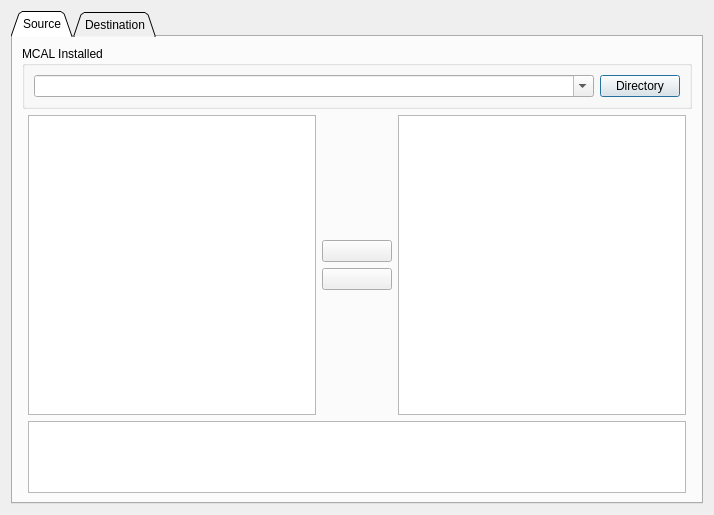
Qt form SCopy/Mcalcopytab.ui (h2s0109/smart) before a commit.
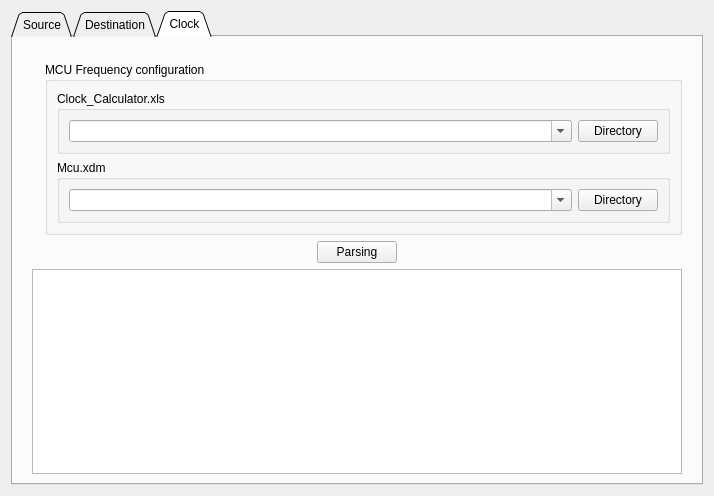
The same form after that commit. Icons and pictures are not drawn.

Commit message: V2.0.0 Clock configuration - Clock configuration - Compile problem resolved: lxml problem

What changed in the file:
```diff
--- a/SCopy/Mcalcopytab.ui
+++ b/SCopy/Mcalcopytab.ui
@@ -2,6 +2,9 @@
 <ui version="4.0">
  <class>Dialog</class>
  <widget class="QDialog" name="Dialog">
+  <property name="enabled">
+   <bool>true</bool>
+  </property>
   <property name="geometry">
    <rect>
     <x>0</x>
@@ -17,8 +20,8 @@
    <iconset>
     <normaloff>Ico/smart.ico</normaloff>Ico/smart.ico</iconset>
   </property>
-  <layout class="QGridLayout" name="gridLayout_2">
-   <item row="0" column="0">
+  <layout class="QGridLayout" name="gridLayout_11">
+   <item row="0" column="1">
     <widget class="QTabWidget" name="tabWidget">
      <property name="enabled">
       <bool>true</bool>
@@ -33,7 +36,7 @@
       <enum>QTabWidget::Triangular</enum>
      </property>
      <property name="currentIndex">
-      <number>0</number>
+      <number>2</number>
      </property>
      <property name="usesScrollButtons">
       <bool>true</bool>
@@ -46,57 +49,29 @@
        <string>Source</string>
       </attribute>
       <layout class="QGridLayout" name="gridLayout">
-       <item row="0" column="0" colspan="6">
-        <widget class="QGroupBox" name="McalgroupBox">
-         <property name="sizePolicy">
-          <sizepolicy hsizetype="Minimum" vsizetype="Maximum">
-           <horstretch>0</horstretch>
-           <verstretch>0</verstretch>
-          </sizepolicy>
+       <item row="0" column="2">
+        <spacer name="verticalSpacer_src1">
+         <property name="orientation">
+          <enum>Qt::Vertical</enum>
          </property>
-         <property name="minimumSize">
+         <property name="sizeType">
+          <enum>QSizePolicy::Minimum</enum>
+         </property>
+         <property name="sizeHint" stdset="0">
           <size>
-           <width>600</width>
-           <height>0</height>
+           <width>20</width>
+           <height>10</height>
           </size>
          </property>
-         <property name="title">
-          <string>MCAL Installed</string>
-         </property>
-         <layout class="QGridLayout" name="gridLayout_8">
-          <item row="0" column="0">
-           <widget class="QComboBox" name="McalComboBox">
-            <property name="sizePolicy">
-             <sizepolicy hsizetype="Preferred" vsizetype="Preferred">
-              <horstretch>0</horstretch>
-              <verstretch>0</verstretch>
-             </sizepolicy>
-            </property>
-            <property name="editable">
-             <bool>true</bool>
-            </property>
-           </widget>
-          </item>
-          <item row="0" column="1">
-           <widget class="QPushButton" name="McalDirButton">
-            <property name="sizePolicy">
-             <sizepolicy hsizetype="Maximum" vsizetype="Preferred">
-              <horstretch>0</horstretch>
-              <verstretch>0</verstretch>
-             </sizepolicy>
-            </property>
-            <property name="text">
-             <string>Directory</string>
-            </property>
-           </widget>
-          </item>
-         </layout>
-        </widget>
+        </spacer>
        </item>
-       <item row="1" column="1">
+       <item row="2" column="1">
         <widget class="QTreeView" name="left_tree">
+         <property name="enabled">
+          <bool>true</bool>
+         </property>
          <property name="sizePolicy">
-          <sizepolicy hsizetype="Expanding" vsizetype="Minimum">
+          <sizepolicy hsizetype="Expanding" vsizetype="Expanding">
            <horstretch>0</horstretch>
            <verstretch>0</verstretch>
           </sizepolicy>
@@ -104,17 +79,24 @@
          <property name="minimumSize">
           <size>
            <width>0</width>
-           <height>300</height>
+           <height>250</height>
           </size>
          </property>
         </widget>
        </item>
-       <item row="1" column="4">
-        <widget class="QTreeView" name="right_tree"/>
+       <item row="2" column="3">
+        <widget class="QTreeView" name="right_tree">
+         <property name="minimumSize">
+          <size>
+           <width>0</width>
+           <height>250</height>
+          </size>
+         </property>
+        </widget>
        </item>
-       <item row="1" column="2" colspan="2">
-        <layout class="QVBoxLayout" name="verticalLayout_3">
-         <item>
+       <item row="2" column="2">
+        <layout class="QGridLayout" name="gridLayout_12">
+         <item row="0" column="0">
           <spacer name="verticalSpacer">
            <property name="orientation">
             <enum>Qt::Vertical</enum>
@@ -122,12 +104,12 @@
            <property name="sizeHint" stdset="0">
             <size>
              <width>20</width>
-             <height>40</height>
+             <height>30</height>
             </size>
            </property>
           </spacer>
          </item>
-         <item>
+         <item row="1" column="0">
           <widget class="QPushButton" name="leftright_button">
            <property name="sizePolicy">
             <sizepolicy hsizetype="Expanding" vsizetype="Maximum">
@@ -156,7 +138,7 @@
            </property>
           </widget>
          </item>
-         <item>
+         <item row="2" column="0">
           <widget class="QPushButton" name="rightleft_button">
            <property name="sizePolicy">
             <sizepolicy hsizetype="Minimum" vsizetype="Maximum">
@@ -185,7 +167,7 @@
            </property>
           </widget>
          </item>
-         <item>
+         <item row="3" column="0">
           <spacer name="verticalSpacer_2">
            <property name="orientation">
             <enum>Qt::Vertical</enum>
@@ -200,9 +182,88 @@
          </item>
         </layout>
        </item>
-       <item row="2" column="1" colspan="4">
+       <item row="3" column="1" colspan="3">
         <widget class="QPlainTextEdit" name="progresstxt_source"/>
        </item>
+       <item row="1" column="1" colspan="3">
+        <widget class="QGroupBox" name="McalgroupBox">
+         <property name="sizePolicy">
+          <sizepolicy hsizetype="Minimum" vsizetype="Maximum">
+           <horstretch>0</horstretch>
+           <verstretch>0</verstretch>
+          </sizepolicy>
+         </property>
+         <property name="minimumSize">
+          <size>
+           <width>600</width>
+           <height>0</height>
+          </size>
+         </property>
+         <property name="title">
+          <string>MCAL Installed</string>
+         </property>
+         <layout class="QGridLayout" name="gridLayout_8">
+          <item row="0" column="1">
+           <widget class="QPushButton" name="McalDirButton">
+            <property name="sizePolicy">
+             <sizepolicy hsizetype="Maximum" vsizetype="Preferred">
+              <horstretch>0</horstretch>
+              <verstretch>0</verstretch>
+             </sizepolicy>
+            </property>
+            <property name="text">
+             <string>Directory</string>
+            </property>
+           </widget>
+          </item>
+          <item row="0" column="0">
+           <widget class="QComboBox" name="McalComboBox">
+            <property name="sizePolicy">
+             <sizepolicy hsizetype="Preferred" vsizetype="Preferred">
+              <horstretch>0</horstretch>
+              <verstretch>0</verstretch>
+             </sizepolicy>
+            </property>
+            <property name="editable">
+             <bool>true</bool>
+            </property>
+           </widget>
+          </item>
+         </layout>
+        </widget>
+       </item>
+       <item row="1" column="4" rowspan="3">
+        <spacer name="horizontalSpacer_src2">
+         <property name="orientation">
+          <enum>Qt::Horizontal</enum>
+         </property>
+         <property name="sizeType">
+          <enum>QSizePolicy::Minimum</enum>
+         </property>
+         <property name="sizeHint" stdset="0">
+          <size>
+           <width>10</width>
+           <height>20</height>
+          </size>
+         </property>
+        </spacer>
+       </item>
+       <item row="1" column="0" rowspan="3">
+        <spacer name="horizontalSpacer_src1">
+         <property name="orientation">
+          <enum>Qt::Horizontal</enum>
+         </property>
+         <property name="sizeType">
+          <enum>QSizePolicy::Minimum</enum>
+         </property>
+         <property name="sizeHint" stdset="0">
+          <size>
+           <width>10</width>
+           <height>20</height>
+          </size>
+         </property>
+        </spacer>
+       </item>
       </layout>
      </widget>
      <widget class="QWidget" name="tabDestination">
@@ -382,13 +443,199 @@
          </layout>
         </widget>
        </item>
-       <item row="3" column="0" colspan="2">
-        <layout class="QHBoxLayout" name="horizontalLayout">
+       <item row="0" column="1">
+        <spacer name="verticalSpacer_dest1">
+         <property name="orientation">
+          <enum>Qt::Vertical</enum>
+         </property>
+         <property name="sizeType">
+          <enum>QSizePolicy::Minimum</enum>
+         </property>
+         <property name="sizeHint" stdset="0">
+          <size>
+           <width>20</width>
+           <height>10</height>
+          </size>
+         </property>
+        </spacer>
+       </item>
+       <item row="0" column="3" rowspan="4">
+        <spacer name="horizontalSpacer_dest2">
+         <property name="orientation">
+          <enum>Qt::Horizontal</enum>
+         </property>
+         <property name="sizeType">
+          <enum>QSizePolicy::Minimum</enum>
+         </property>
+         <property name="sizeHint" stdset="0">
+          <size>
+           <width>10</width>
+           <height>20</height>
+          </size>
+         </property>
+        </spacer>
+       </item>
+       <item row="1" column="0" rowspan="3">
+        <spacer name="horizontalSpacer_dest1">
+         <property name="orientation">
+          <enum>Qt::Horizontal</enum>
+         </property>
+         <property name="sizeType">
+          <enum>QSizePolicy::Minimum</enum>
+         </property>
+         <property name="sizeHint" stdset="0">
+          <size>
+           <width>10</width>
+           <height>20</height>
+          </size>
+         </property>
+        </spacer>
+       </item>
+      </layout>
+     </widget>
+     <widget class="QWidget" name="tabClock">
+      <attribute name="title">
+       <string>Clock</string>
+      </attribute>
+      <layout class="QGridLayout" name="gridLayout_2">
+       <item row="1" column="1">
+        <widget class="QLabel" name="label_pic">
+         <property name="enabled">
+          <bool>true</bool>
+         </property>
+         <property name="sizePolicy">
+          <sizepolicy hsizetype="Fixed" vsizetype="Fixed">
+           <horstretch>0</horstretch>
+           <verstretch>0</verstretch>
+          </sizepolicy>
+         </property>
+         <property name="maximumSize">
+          <size>
+           <width>100</width>
+           <height>100</height>
+          </size>
+         </property>
+         <property name="text">
+          <string/>
+         </property>
+         <property name="pixmap">
+          <pixmap>Ico/clock.jpg</pixmap>
+         </property>
+         <property name="scaledContents">
+          <bool>true</bool>
+         </property>
+        </widget>
+       </item>
+       <item row="1" column="2">
+        <widget class="QGroupBox" name="DestgroupBox_2">
+         <property name="sizePolicy">
+          <sizepolicy hsizetype="Minimum" vsizetype="Maximum">
+           <horstretch>0</horstretch>
+           <verstretch>0</verstretch>
+          </sizepolicy>
+         </property>
+         <property name="title">
+          <string>MCU Frequency configuration</string>
+         </property>
+         <layout class="QGridLayout" name="gridLayout_5">
+          <item row="1" column="0">
+           <widget class="QGroupBox" name="SmodulegroupBox_4">
+            <property name="sizePolicy">
+             <sizepolicy hsizetype="Expanding" vsizetype="Expanding">
+              <horstretch>0</horstretch>
+              <verstretch>0</verstretch>
+             </sizepolicy>
+            </property>
+            <property name="title">
+             <string>Mcu.xdm</string>
+            </property>
+            <layout class="QGridLayout" name="gridLayout_10">
+             <item row="0" column="1">
+              <widget class="QPushButton" name="McuXdm_DirButton">
+               <property name="sizePolicy">
+                <sizepolicy hsizetype="Maximum" vsizetype="Expanding">
+                 <horstretch>75</horstretch>
+                 <verstretch>0</verstretch>
+                </sizepolicy>
+               </property>
+               <property name="toolTip">
+                <string>&lt;html&gt;&lt;head/&gt;&lt;body&gt;&lt;p&gt;Selected SERVICE MODULE copy path&lt;/p&gt;&lt;/body&gt;&lt;/html&gt;</string>
+               </property>
+               <property name="text">
+                <string>Directory</string>
+               </property>
+              </widget>
+             </item>
+             <item row="0" column="0">
+              <widget class="QComboBox" name="McuXdmComboBox">
+               <property name="sizePolicy">
+                <sizepolicy hsizetype="Expanding" vsizetype="Expanding">
+                 <horstretch>250</horstretch>
+                 <verstretch>0</verstretch>
+                </sizepolicy>
+               </property>
+               <property name="editable">
+                <bool>true</bool>
+               </property>
+              </widget>
+             </item>
+            </layout>
+           </widget>
+          </item>
+          <item row="0" column="0">
+           <widget class="QGroupBox" name="ModulegroupBox_2">
+            <property name="sizePolicy">
+             <sizepolicy hsizetype="Expanding" vsizetype="Expanding">
+              <horstretch>0</horstretch>
+              <verstretch>0</verstretch>
+             </sizepolicy>
+            </property>
+            <property name="title">
+             <string>Clock_Calculator.xls</string>
+            </property>
+            <layout class="QGridLayout" name="gridLayout_9">
+             <item row="0" column="1">
+              <widget class="QPushButton" name="ClockXL_DirButton">
+               <property name="sizePolicy">
+                <sizepolicy hsizetype="Maximum" vsizetype="Expanding">
+                 <horstretch>75</horstretch>
+                 <verstretch>0</verstretch>
+                </sizepolicy>
+               </property>
+               <property name="toolTip">
+                <string>&lt;html&gt;&lt;head/&gt;&lt;body&gt;&lt;p&gt;Selected BASIC MODULE, MODULELIST copy path&lt;/p&gt;&lt;/body&gt;&lt;/html&gt;</string>
+               </property>
+               <property name="text">
+                <string>Directory</string>
+               </property>
+              </widget>
+             </item>
+             <item row="0" column="0">
+              <widget class="QComboBox" name="ClockXLComboBox">
+               <property name="sizePolicy">
+                <sizepolicy hsizetype="Expanding" vsizetype="Expanding">
+                 <horstretch>250</horstretch>
+                 <verstretch>0</verstretch>
+                </sizepolicy>
+               </property>
+               <property name="editable">
+                <bool>true</bool>
+               </property>
+              </widget>
+             </item>
+            </layout>
+           </widget>
+          </item>
+         </layout>
+        </widget>
+       </item>
+       <item row="2" column="1" colspan="2">
+        <layout class="QHBoxLayout" name="horizontalLayout_2">
          <property name="spacing">
           <number>6</number>
          </property>
          <item>
-          <spacer name="horizontalSpacer">
+          <spacer name="horizontalSpacer_3">
            <property name="orientation">
             <enum>Qt::Horizontal</enum>
            </property>
@@ -404,7 +651,7 @@
           </spacer>
          </item>
          <item>
-          <widget class="QPushButton" name="CopyButton">
+          <widget class="QPushButton" name="ParsingButton">
            <property name="sizePolicy">
             <sizepolicy hsizetype="Fixed" vsizetype="Fixed">
              <horstretch>75</horstretch>
@@ -412,12 +659,12 @@
             </sizepolicy>
            </property>
            <property name="text">
-            <string>Copy</string>
+            <string>Parsing</string>
            </property>
           </widget>
          </item>
          <item>
-          <spacer name="horizontalSpacer_2">
+          <spacer name="horizontalSpacer_4">
            <property name="orientation">
             <enum>Qt::Horizontal</enum>
            </property>
@@ -434,8 +681,56 @@
          </item>
         </layout>
        </item>
-       <item row="4" column="0">
-        <widget class="QPlainTextEdit" name="progresstxt_dest"/>
+       <item row="3" column="1" colspan="2">
+        <widget class="QPlainTextEdit" name="Clkprogresstxt"/>
+       </item>
+       <item row="0" column="1" colspan="2">
+        <spacer name="verticalSpacer_clk1">
+         <property name="orientation">
+          <enum>Qt::Vertical</enum>
+         </property>
+         <property name="sizeType">
+          <enum>QSizePolicy::Maximum</enum>
+         </property>
+         <property name="sizeHint" stdset="0">
+          <size>
+           <width>5</width>
+           <height>10</height>
+          </size>
+         </property>
+        </spacer>
+       </item>
+       <item row="0" column="3" rowspan="4">
+        <spacer name="horizontalSpacer_clk2">
+         <property name="orientation">
+          <enum>Qt::Horizontal</enum>
+         </property>
+         <property name="sizeType">
+          <enum>QSizePolicy::Minimum</enum>
+         </property>
+         <property name="sizeHint" stdset="0">
+          <size>
+           <width>10</width>
+           <height>20</height>
+          </size>
+         </property>
+        </spacer>
+       </item>
+       <item row="0" column="0" rowspan="4">
+        <spacer name="horizontalSpacer_clk1">
+         <property name="orientation">
+          <enum>Qt::Horizontal</enum>
+         </property>
+         <property name="sizeType">
+          <enum>QSizePolicy::Minimum</enum>
+         </property>
+         <property name="sizeHint" stdset="0">
+          <size>
+           <width>10</width>
+           <height>20</height>
+          </size>
+         </property>
+        </spacer>
        </item>
       </layout>
      </widget>
```
Left out of the diff: 72 changed lines with no effect on the pictures. The commit also changes 11 other files.
